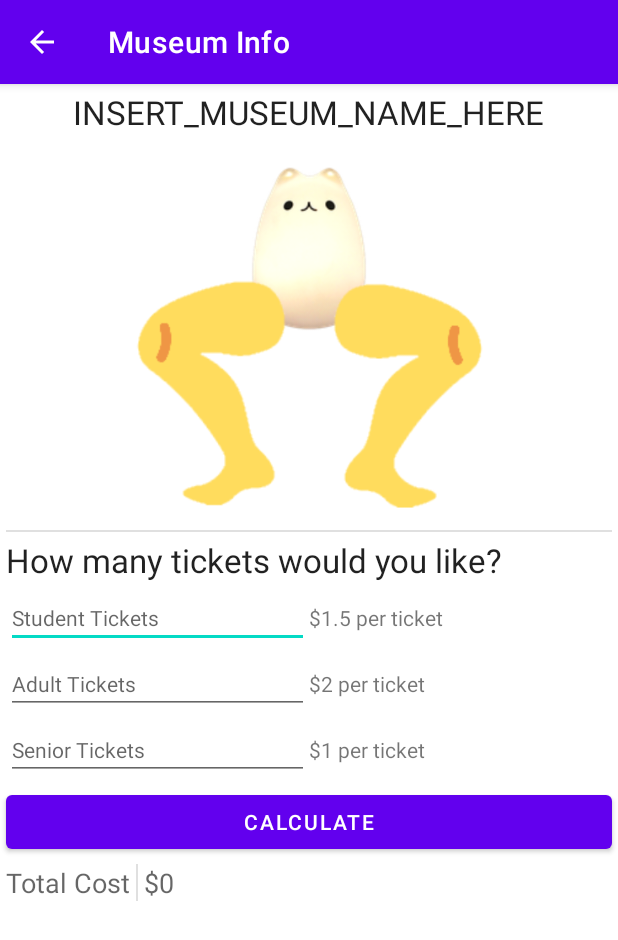
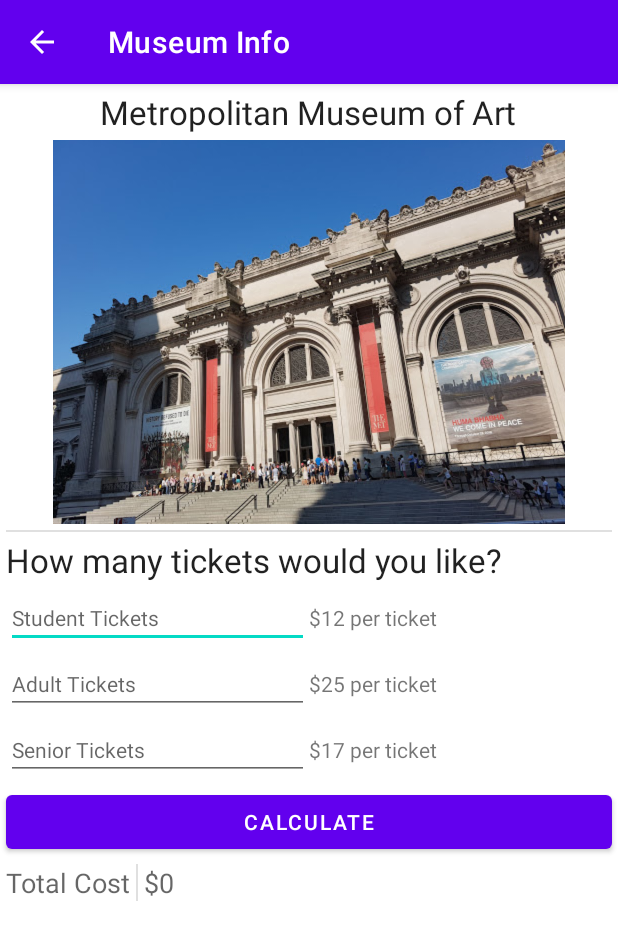
Before and after one commit to Steefuno/CS213-Project-5, an Android app: the screen it shows after launch (MuseumInfoActivity), after a tap on "CALCULATE", on a phone screen of 412 x 824 dp. Shown: the top 940 px of the screen. Run offline under Robolectric (Android 15) with nearby library versions, the phone set to English and light mode, and no system bars.

Commit message:
Added tax, added museums to Museum.java, adjusted editTexts to not clear on focus

```diff
--- a/src/app/src/main/java/com/example/museums/Museum.java
+++ b/src/app/src/main/java/com/example/museums/Museum.java
@@ -25,49 +25,49 @@ public class Museum {
 
     // Sorted array of museum names
     private static final String[] Names = new String[] {
-        "INSERT_MUSEUM_NAME_HERE",
-        "B",
-        "C",
-        "D"
+        "Metropolitan Museum of Art",
+        "The Museum of Modern Art",
+        "American Museum of Natural History",
+        "Solomon R. Guggenheim Museum"
     };
 
     // Sorted array of museum homepage strings
     private final static String[] HomepageStrings = new String[] {
-        "https://www.google.com",
-        "https://www.geeksforgeeks.org/",
-        "https://developer.android.com",
-        "https://stackoverflow.com"
+        "https://www.metmuseum.org/",
+        "https://www.moma.org/",
+        "https://www.amnh.org/",
+        "https://www.guggenheim.org/"
     };
 
     // Sorted array of museum icons
     private final static int[] Icons = new int[] {
-        R.drawable.catlamp,
-        R.drawable.catlamp,
-        R.drawable.catlamp,
-        R.drawable.catlamp
+        R.drawable.met,
+        R.drawable.moma,
+        R.drawable.amnh,
+        R.drawable.guggenheim
     };
 
     // Sorted array of museum's prices
     private final static double[][] Prices = new double[][] {
         {
-            1.5,
-            2,
-            1
+            12,
+            25,
+            17
         },
         {
-            1.5,
-            2,
-            1
+            14,
+            25,
+            18
         },
         {
-            1.5,
-            2,
-            1
+            18,
+            23,
+            18
         },
         {
-            1.5,
-            2,
-            1
+            18,
+            25,
+            18
         }
     };
 
--- a/src/app/src/main/java/com/example/museums/MuseumInfoActivity.java
+++ b/src/app/src/main/java/com/example/museums/MuseumInfoActivity.java
@@ -35,11 +35,13 @@ public class MuseumInfoActivity extends AppCompatActivity {
     private TextView price_textView_seniors;
     private TextView total_cost;
 
-    private static final String priceFormatString = "$#.#";
+    private static final String priceFormatString = "$#.##";
     private static final DecimalFormat priceFormat = new DecimalFormat(priceFormatString);
     private static final String TicketPriceFormat = "%s per ticket";
 
     private static final String toastText = "Maximum of 5 tickets for each ticket type!";
+
+    private static final double NYSalesTax = 0.04;
 
     // Setup activity on created from MuseumsActivity
     @Override
@@ -117,18 +119,40 @@ public class MuseumInfoActivity extends AppCompatActivity {
 
     // On Calculate clicked, calculate the cost of all the tickets and output to screen
     public void calculateCost(View view) {
-        int nStudentTickets = Integer.parseInt(String.valueOf(nTickets_students.getText()));
-        int nAdultTickets = Integer.parseInt(String.valueOf(nTickets_adults.getText()));
-        int nSeniorTickets = Integer.parseInt(String.valueOf(nTickets_seniors.getText()));
+        String sStudentTickets = String.valueOf(nTickets_students.getText());
+        String sAdultTickets = String.valueOf(nTickets_adults.getText());
+        String sSeniorTickets = String.valueOf(nTickets_seniors.getText());
 
+        int nStudentTickets, nAdultTickets, nSeniorTickets;
+
+        // For each input, if no input, set to 0
+        if (sStudentTickets.equals("")) {
+            nStudentTickets = 0;
+        } else {
+            nStudentTickets = Integer.parseInt(sStudentTickets);
+        }
+        if (sAdultTickets.equals("")) {
+            nAdultTickets = 0;
+        } else {
+            nAdultTickets = Integer.parseInt(sAdultTickets);
+        }
+        if (sSeniorTickets.equals("")) {
+            nSeniorTickets = 0;
+        } else {
+            nSeniorTickets = Integer.parseInt(sSeniorTickets);
+        }
+
+        // Calculate cost
         double pricePerStudent = museum.getPriceStudent();
         double pricePerAdult = museum.getPriceAdult();
         double pricePerSenior = museum.getPriceSenior();
 
         double totalPrice =
-                (nStudentTickets * pricePerStudent)
-                + (nAdultTickets * pricePerAdult)
-                + (nSeniorTickets * pricePerSenior);
+                (1 + NYSalesTax) * (
+                    (nStudentTickets * pricePerStudent)
+                    + (nAdultTickets * pricePerAdult)
+                    + (nSeniorTickets * pricePerSenior)
+                );
 
         String displayPrice = priceFormat.format(totalPrice);
         total_cost.setText(displayPrice);
--- a/src/app/src/main/java/com/example/museums/MuseumsActivity.java
+++ b/src/app/src/main/java/com/example/museums/MuseumsActivity.java
@@ -16,7 +16,7 @@ public class MuseumsActivity extends AppCompatActivity {
         //setContentView(R.layout.museums); //temp disabled to test MuseumInfoActivity - enable this and remove below later
 
         Intent intent = new Intent(this, MuseumInfoActivity.class);
-        intent.putExtra("museumName", "INSERT_MUSEUM_NAME_HERE");
+        intent.putExtra("museumName", "Metropolitan Museum of Art");
         startActivity(intent);
     }
 }
--- a/src/app/src/main/res/layout/museum_info.xml
+++ b/src/app/src/main/res/layout/museum_info.xml
@@ -100,7 +100,7 @@
                     android:autofillHints=""
                     android:hint="@string/student_tickets_hint"
                     android:inputType="number"
-                    android:selectAllOnFocus="true"
+                    android:selectAllOnFocus="false"
                     android:singleLine="true"
                     android:textAppearance="@style/TextAppearance.AppCompat.Small" />
 
@@ -134,7 +134,7 @@
                     android:autofillHints=""
                     android:hint="@string/adult_tickets_hint"
                     android:inputType="number"
-                    android:selectAllOnFocus="true"
+                    android:selectAllOnFocus="false"
                     android:singleLine="true"
                     android:textAppearance="@style/TextAppearance.AppCompat.Small" />
 
@@ -168,7 +168,7 @@
                     android:autofillHints=""
                     android:hint="@string/senior_tickets_hint"
                     android:inputType="number"
-                    android:selectAllOnFocus="true"
+                    android:selectAllOnFocus="false"
                     android:singleLine="true"
                     android:textAppearance="@style/TextAppearance.AppCompat.Small" />
 
```
Also changed, not shown: src/app/src/main/res/drawable/amnh.jpg (added), src/app/src/main/res/drawable/guggenheim.jpg (added), src/app/src/main/res/drawable/met.jpg (added), src/app/src/main/res/drawable/moma.JPG (added).
